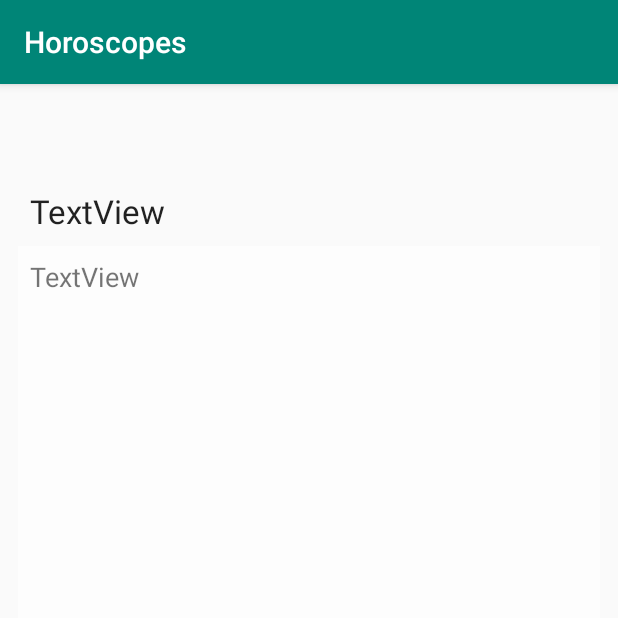
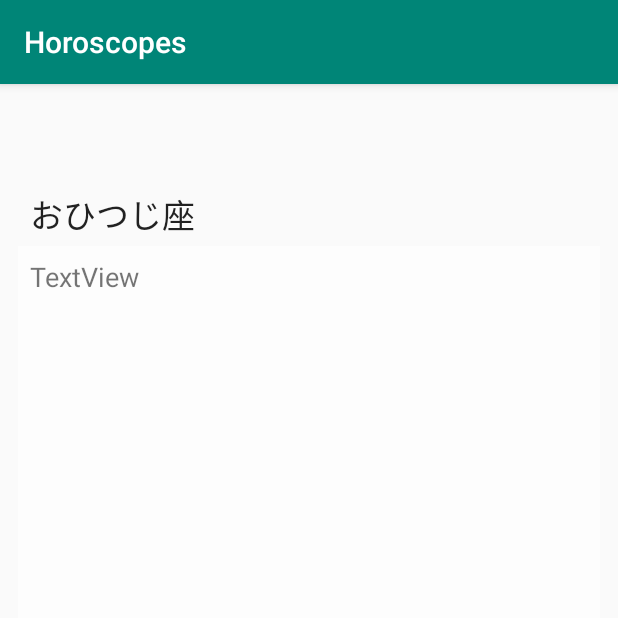
Before and after one commit to masterpiece015v/horoscopes, an Android app: the Fragment01 screen opened directly, with no data from a screen before it, on a phone screen of 412 x 824 dp, the top half of it. Run offline under Robolectric (Android 15) with nearby library versions, the phone set to English and light mode, and no system bars; network calls fail.

Commit message:
veiwpage003

```diff
--- a/app/src/main/java/com/example/ocuser/horoscopes/Fragment01.kt
+++ b/app/src/main/java/com/example/ocuser/horoscopes/Fragment01.kt
@@ -1,34 +1,20 @@
 package com.example.ocuser.horoscopes
 
-import android.content.Context
-import android.content.Intent
 import android.os.Bundle
 import android.support.v4.app.Fragment
-import android.support.v7.widget.LinearLayoutManager
-import android.support.v7.widget.RecyclerView
 import android.view.LayoutInflater
 import android.view.View
 import android.view.ViewGroup
-import android.widget.LinearLayout
 import android.widget.TextView
 
 class Fragment01(): Fragment() {
-    interface OnAstroSelectListener{
-        fun onAstroSelected( index : Int )
-    }
+
     override fun onCreateView(inflater: LayoutInflater, container: ViewGroup?, savedInstanceState: Bundle?): View? {
 
         val layout = inflater?.inflate(R.layout.fragment01, container, false)
+        val index = arguments!!.getInt("index")
 
-        val recyclerView = layout!!.findViewById<RecyclerView>(R.id.lstAstro)
-
-        //リサイクラービューのアダプタ
-        val adapter = AstroAdapter( context!! , MainActivity.astroList){
-            (context as OnAstroSelectListener).onAstroSelected( it )
-        }
-
-        recyclerView.adapter = adapter
-        recyclerView.layoutManager = LinearLayoutManager(context!!, LinearLayout.VERTICAL,false)
+        layout.findViewById<TextView>(R.id.txtName2).text = MainActivity.astroList[index].name
 
         return layout
     }
--- a/app/src/main/java/com/example/ocuser/horoscopes/MainActivity.kt
+++ b/app/src/main/java/com/example/ocuser/horoscopes/MainActivity.kt
@@ -17,7 +17,7 @@ import org.jsoup.Jsoup
 
 data class AstroFortun(val name : String,val engName : String ,val imgName : Int ,var rank : String,var score : String,var title : String,var content : String,var charm : String,var compa1:String, var compa2:String)
 
-class MainActivity : AppCompatActivity(),Fragment01.OnAstroSelectListener{
+class MainActivity : AppCompatActivity(){
 
     companion object{
         val astroList = listOf(
@@ -37,15 +37,6 @@ class MainActivity : AppCompatActivity(),Fragment01.OnAstroSelectListener{
     }
 
     //リストの項目をクリックしたときのイベント
-    override fun onAstroSelected(index: Int) {
-
-        val intent = Intent(this,Main2Activity::class.java)
-
-        intent.putExtra("index",index)
-
-        startActivity( intent )
-
-    }
     override fun onCreate(savedInstanceState: Bundle?) {
         super.onCreate(savedInstanceState)
         setContentView(R.layout.activity_main)
```
